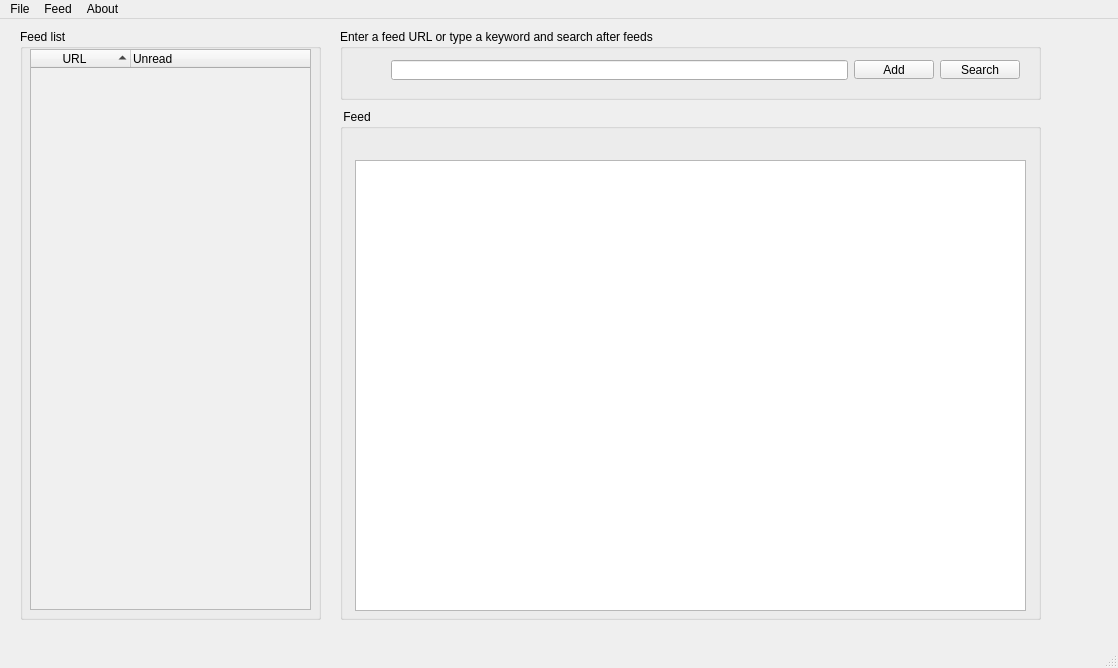
First picture: the form in mainwindow.ui, repository henriwi/rssreader, before the edit.
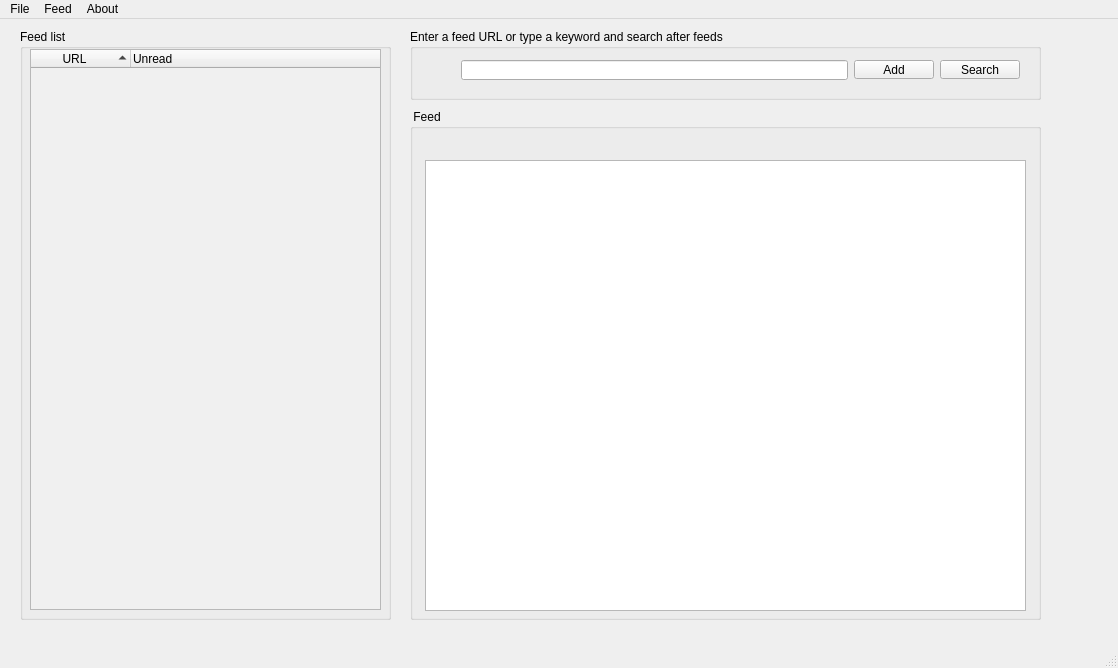
Second picture: the form after the edit.

The edit to the form file:
```diff
--- a/mainwindow.ui
+++ b/mainwindow.ui
@@ -23,9 +23,9 @@
    <widget class="QGroupBox" name="feedGroupBox">
     <property name="geometry">
      <rect>
-      <x>340</x>
+      <x>410</x>
       <y>90</y>
-      <width>701</width>
+      <width>631</width>
       <height>511</height>
      </rect>
     </property>
@@ -37,7 +37,7 @@
       <rect>
        <x>15</x>
        <y>51</y>
-       <width>671</width>
+       <width>601</width>
        <height>451</height>
       </rect>
      </property>
@@ -68,9 +68,9 @@
    <widget class="QGroupBox" name="urlGroupBox">
     <property name="geometry">
      <rect>
-      <x>340</x>
+      <x>410</x>
       <y>10</y>
-      <width>701</width>
+      <width>631</width>
       <height>71</height>
      </rect>
     </property>
@@ -88,7 +88,7 @@
       <rect>
        <x>40</x>
        <y>20</y>
-       <width>651</width>
+       <width>581</width>
        <height>41</height>
       </rect>
      </property>
@@ -158,7 +158,7 @@
      <rect>
       <x>20</x>
       <y>10</y>
-      <width>301</width>
+      <width>371</width>
       <height>591</height>
      </rect>
     </property>
@@ -170,7 +170,7 @@
       <rect>
        <x>10</x>
        <y>20</y>
-       <width>281</width>
+       <width>351</width>
        <height>561</height>
       </rect>
      </property>
```
Left out of the diff: 5 changed lines with no effect on the pictures.
